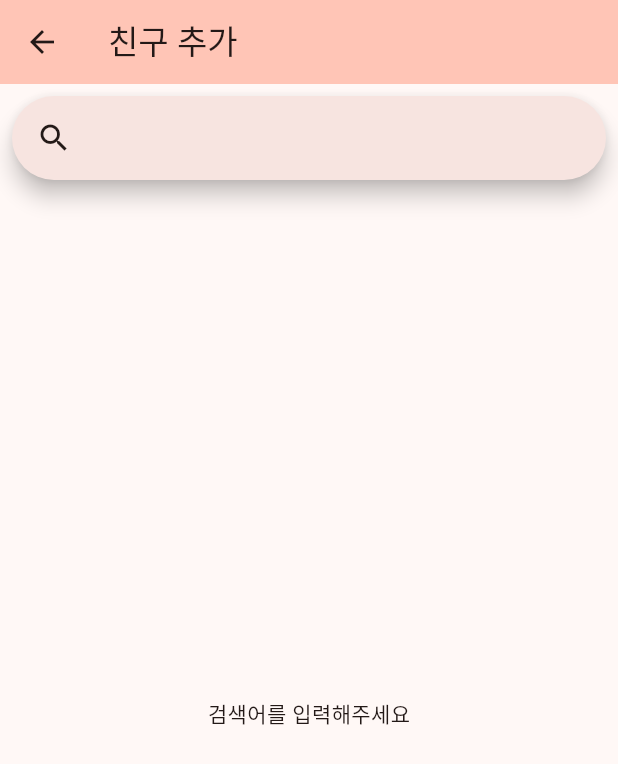
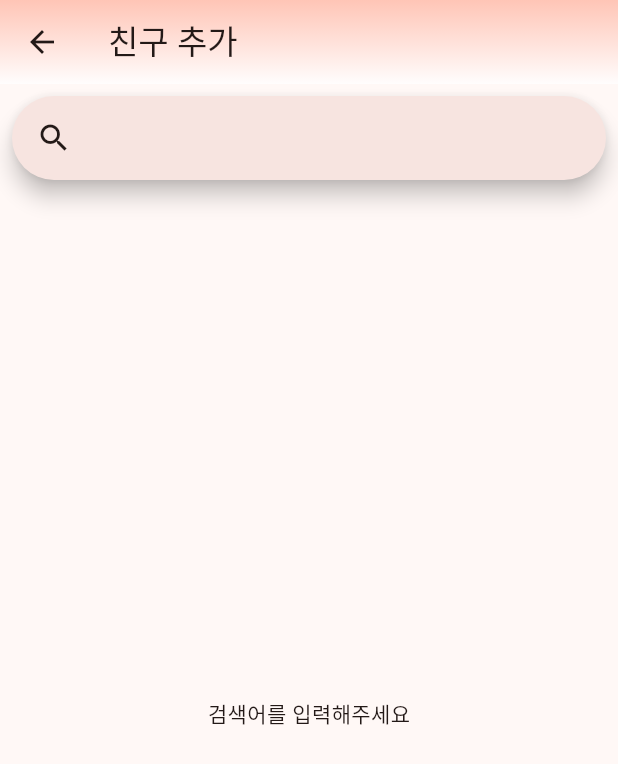
Before and after one commit to 22nd-Hoondong/Re-Frame, a Flutter app: the AddFriends screen opened directly, on a phone screen of 412 x 824 dp. Shown: the top 764 px of the screen. Run offline on Flutter 3.47's test engine with Material 3 defaults, Android fonts, the phone set to English and light mode, and no system bars; our stand-ins replace cloud_firestore, equatable, firebase_auth, firebase_core, firebase_storage, google_sign_in and 4 more; accounts and stored records are empty; generated files the repository leaves out were written again; Roboto replaces fonts that are missing (GowunDodum).

Commit message:
hotfix: Appbar background error

```diff
--- a/lib/Pages/add_friends.dart
+++ b/lib/Pages/add_friends.dart
@@ -22,15 +22,26 @@ class _AddFriendsState extends State<AddFriends> {
   Widget build(BuildContext context) {
     return Scaffold(
         appBar: AppBar(
-        backgroundColor: pointColor,
+            backgroundColor: Colors.transparent,
+            flexibleSpace: Container(
+              decoration: BoxDecoration(
+                gradient: LinearGradient(
+                  colors: [
+                    pointColor,
+                    backgroundColor,
+                  ],
+                  begin: Alignment.topCenter,
+                  end: Alignment.bottomCenter,
+                ),
+              ),
+            ),
             title: const Text('친구 추가'),
             leading: IconButton(
               icon: const Icon(Icons.arrow_back),
               onPressed: () {
                 Navigator.pop(context);
               },
-        )
-      ),
+            )),
         body: Column(
           children: [
             Padding(
```
Lines whose indentation alone changed are shown as unchanged.
